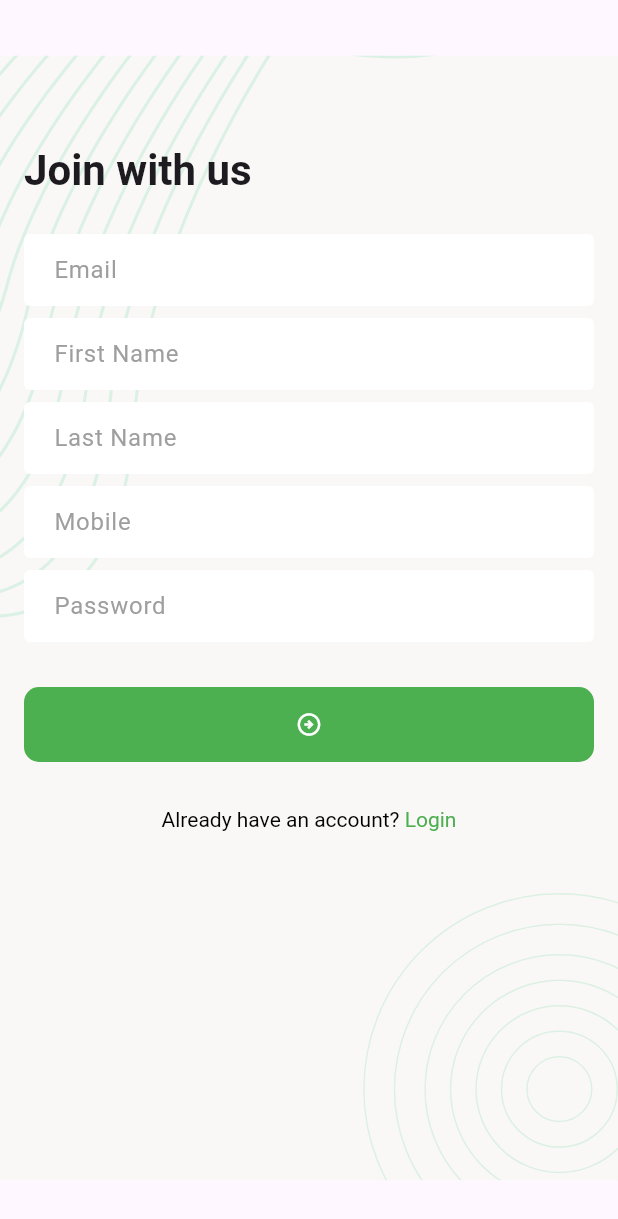
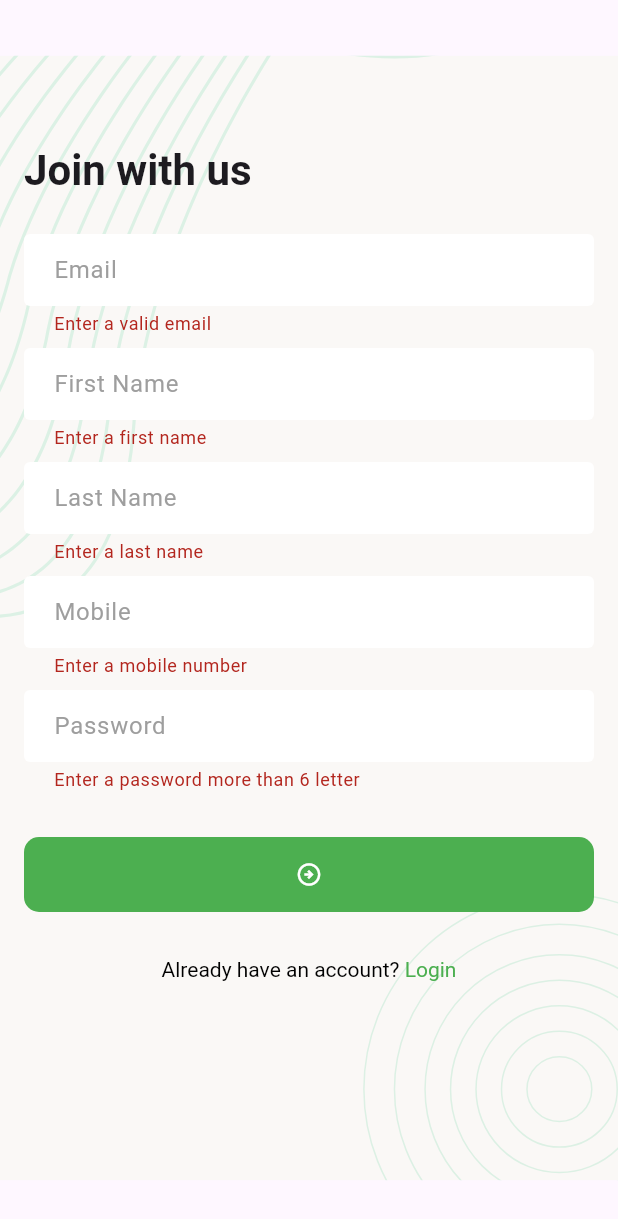
Before and after one commit to majidbhuiyan20/Task_Manager, a Flutter app: the SignUpScreen screen opened by its route, after a tap on the "arrow circle right" icon, on a phone screen of 412 x 824 dp. Shown: the top 1219 px of the screen. Run offline on Flutter 3.47's test engine with Material 3 defaults, Android fonts, the phone set to English and light mode, and no system bars; our stand-ins replace email_validator, flutter_svg, image_picker, logger, pin_code_fields.

Commit message:
integrate registration user api

```diff
--- a/lib/ui/screens/sign_up_screen.dart
+++ b/lib/ui/screens/sign_up_screen.dart
@@ -1,6 +1,10 @@
+import 'package:email_validator/email_validator.dart';
 import 'package:flutter/gestures.dart';
 import 'package:flutter/material.dart';
+import 'package:task_manager/data/services/api_caller.dart';
+import 'package:task_manager/data/utils/urls.dart';
 import 'package:task_manager/ui/widgets/Screen_Background.dart';
+import 'package:task_manager/ui/widgets/snack_bar_message.dart';
 
 class SignUpScreen extends StatefulWidget {
   const SignUpScreen({super.key});
@@ -18,6 +22,8 @@ class _SignUpScreenState extends State<SignUpScreen> {
   TextEditingController _passwordController = TextEditingController();
   final GlobalKey<FormState> _formKey = GlobalKey<FormState>();
 
+  bool _signUpInProgress = false;
+
   @override
   Widget build(BuildContext context) {
     return Scaffold(
@@ -27,6 +33,7 @@ class _SignUpScreenState extends State<SignUpScreen> {
             padding: const EdgeInsets.all(16.0),
             child: Form(
               key: _formKey,
+              autovalidateMode: AutovalidateMode.onUserInteraction,
               child: Column(
                 crossAxisAlignment: CrossAxisAlignment.start,
                 children: [
@@ -37,35 +44,78 @@ class _SignUpScreenState extends State<SignUpScreen> {
                   ),
                   SizedBox(height: 24),
 
-                  TextField(
+                  TextFormField(
                     controller: _emailController,
                     decoration: InputDecoration(hintText: "Email"),
+                    textInputAction: TextInputAction.next,
+                    validator: (String? value) {
+                      String inputText = value ?? '';
+                      if (EmailValidator.validate(inputText) == false) {
+                        return 'Enter a valid email';
+                      }
+                      return null;
+                    },
                   ),
                   SizedBox(height: 8),
-                  TextField(
+                  TextFormField(
                     controller: _firstNameController,
                     decoration: InputDecoration(hintText: "First Name"),
+                    textInputAction: TextInputAction.next,
+                    validator: (String? value) {
+                      if (value?.trim().isEmpty ?? true) {
+                        return 'Enter a first name';
+                      }
+                      return null;
+                    },
                   ),
                   SizedBox(height: 8),
-                  TextField(
+                  TextFormField(
                     controller: _lastNameController,
                     decoration: InputDecoration(hintText: "Last Name"),
+                    textInputAction: TextInputAction.next,
+                    validator: (String? value) {
+                      if (value?.trim().isEmpty ?? true) {
+                        return 'Enter a last name';
+                      }
+                      return null;
+                    },
                   ),
                   SizedBox(height: 8),
-                  TextField(
+                  TextFormField(
                     controller: _mobileController,
                     decoration: InputDecoration(hintText: "Mobile"),
+                    textInputAction: TextInputAction.next,
+                    keyboardType: TextInputType.phone,
+                    validator: (String? value) {
+                      if (value?.trim().isEmpty ?? true) {
+                        return 'Enter a mobile number';
+                      }
+                      return null;
+                    },
                   ),
                   SizedBox(height: 8),
-                  TextField(
+                  TextFormField(
                     controller: _passwordController,
                     obscureText: true,
                     decoration: InputDecoration(hintText: "Password"),
+                    textInputAction: TextInputAction.next,
+                    validator: (String? value) {
+                      if ((value?.length ?? 0) < 6) {
+                        return 'Enter a password more than 6 letter';
+                      }
+                      return null;
+                    },
                   ),
                   SizedBox(height: 30),
-                  FilledButton(
-                    onPressed: () {},
-                    child: Icon(Icons.arrow_circle_right_outlined),
+                  Visibility(
+                    visible: _signUpInProgress==false,
+                    replacement: Center(
+                      child: CircularProgressIndicator(),
+                    ),
+                    child: FilledButton(
+                      onPressed: _onTapSubmitButton,
+                      child: Icon(Icons.arrow_circle_right_outlined),
+                    ),
                   ),
                   SizedBox(height: 30),
                   Center(
@@ -82,7 +132,6 @@ class _SignUpScreenState extends State<SignUpScreen> {
                                 style: TextStyle(color: Colors.green),
                                 recognizer: TapGestureRecognizer()
                                   ..onTap = _onTapLoginButton,
-
                               ),
                             ],
                           ),
@@ -99,10 +148,49 @@ class _SignUpScreenState extends State<SignUpScreen> {
     );
   }
 
+  void _onTapSubmitButton() {
+    if (_formKey.currentState!.validate()) {
+      _signUp();
+    }
+  }
+
+  Future<void> _signUp() async {
+    _signUpInProgress = true;
+    setState(() {});
+    Map<String, dynamic> requestBody = {
+      'email': _emailController.text.trim(),
+      'firstName': _firstNameController.text.trim(),
+      'lastName': _lastNameController.text.trim(),
+      'mobile': _mobileController.text.trim(),
+      'password': _passwordController.text,
+    };
+
+    final ApiResponse response = await ApiCaller.postRequest(
+      url: Urls.registrationUrl,
+      body: requestBody,
+    );
+    _signUpInProgress = false;
+    setState(() {
+
+    });
+    if (response.isSuccess) {
+      _onTapClearTextField();
+      showSnackBarMessage(context, "Registration is Successful!", Colors.green);
+    } else {
+      showSnackBarMessage(context, response.errorMessage!, Colors.red);
+    }
+  }
+
   void _onTapLoginButton() {
     Navigator.pop(context);
   }
-
+  void _onTapClearTextField(){
+    _firstNameController.clear();
+    _lastNameController.clear();
+    _mobileController.clear();
+    _emailController.clear();
+    _passwordController.clear();
+  }
   @override
   void dispose() {
     _emailController.dispose();
--- a/pubspec.yaml
+++ b/pubspec.yaml
@@ -17,6 +17,7 @@ dependencies:
   image_picker: ^1.2.0
   http: ^1.5.0
   logger: ^2.6.1
+  email_validator: ^3.0.0
 
 dev_dependencies:
   flutter_test:
```
Also changed, not shown: lib/data/services/api_caller.dart (+20 -13 lines), pubspec.lock.
